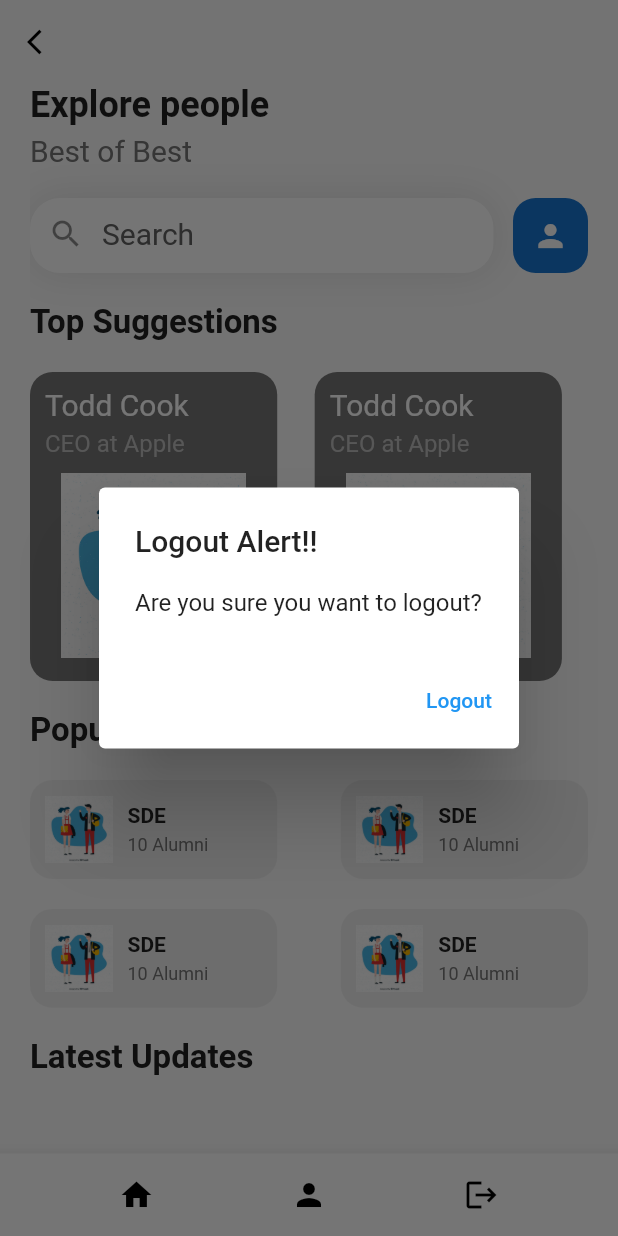
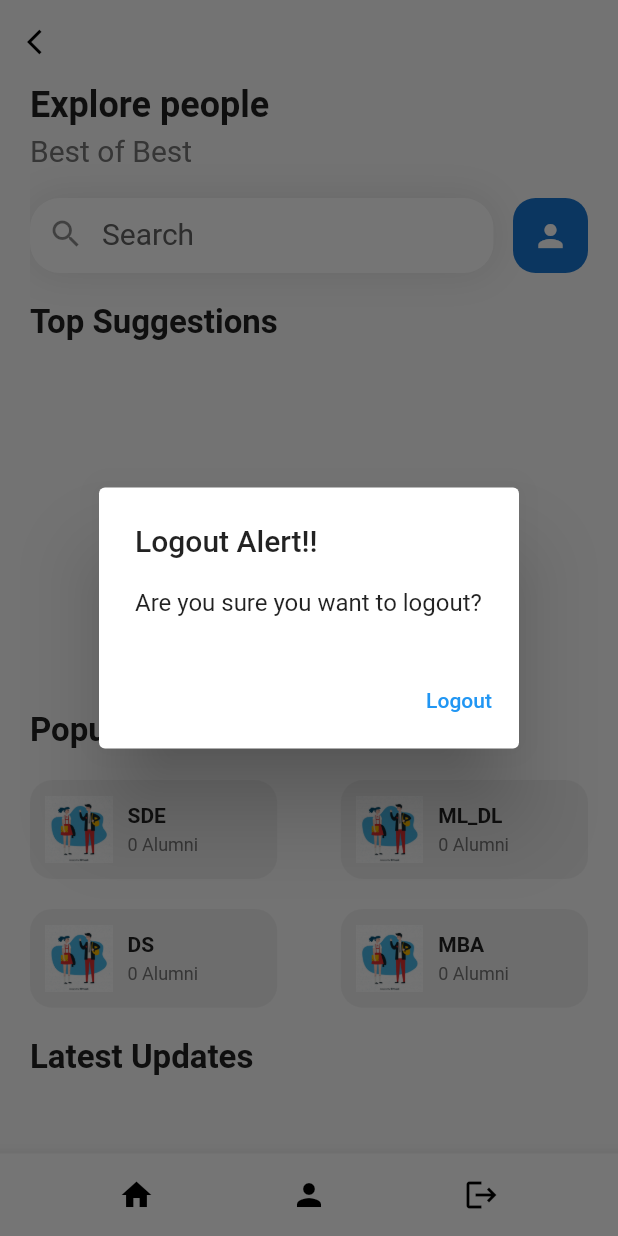
Before and after one commit to Pranavchiku/Alumni_Connect_App, a Flutter app: the Index screen opened directly with empty values, item 3 of the bottom bar chosen, on a phone screen of 412 x 824 dp. Run offline on Flutter 3.47's test engine with Material 2 defaults, Android fonts, the phone set to English and light mode, and no system bars; our stand-ins replace dots_indicator; network calls fail.

Commit message:
integration of api for popular fields

```diff
--- a/Flutter_Frontend/alumni_connect_app/lib/pages/index.dart
+++ b/Flutter_Frontend/alumni_connect_app/lib/pages/index.dart
@@ -14,38 +14,11 @@ class Index extends StatefulWidget {
 }
 
 class _IndexState extends State<Index> {
-  List<dynamic> _topSuggestionCard = <Widget>[
-    TopSuggestionCard(
-      name: "Todd Cook",
-      imageLink: "assets/student-min.jpg",
-      designation: "CEO at Apple",
-    ),
-    TopSuggestionCard(
-      name: "Todd Cook",
-      imageLink: "assets/student-min.jpg",
-      designation: "CEO at Apple",
-    ),
-    TopSuggestionCard(
-      name: "Todd Cook",
-      imageLink: "assets/student-min.jpg",
-      designation: "CEO at Apple",
-    ),
-    TopSuggestionCard(
-      name: "Todd Cook",
-      imageLink: "assets/student-min.jpg",
-      designation: "CEO at Apple",
-    ),
-    TopSuggestionCard(
-      name: "Todd Cook",
-      imageLink: "assets/student-min.jpg",
-      designation: "CEO at Apple",
-    ),
-    TopSuggestionCard(
-      name: "Todd Cook",
-      imageLink: "assets/student-min.jpg",
-      designation: "CEO at Apple",
-    ),
-  ];
+  List<dynamic> _topSuggestionCard = <Widget>[];
+  String? _sdeCount = "0";
+  String? ml_dlCount = "0";
+  String? _dsCount = "0";
+  String? _mbaCount = "0";
 
   fetchTopSuggestion() async {
     var url = Uri.parse('http://127.0.0.1:8001/api/top_suggestion/');
@@ -56,7 +29,6 @@ class _IndexState extends State<Index> {
       body: jsonEncode(requestPayload),
     );
 
-    print("here");
     var body = jsonDecode(response.body);
     body = body["top_suggestion"] as List;
     if (response.statusCode == 200) {
@@ -73,10 +45,27 @@ class _IndexState extends State<Index> {
     }
   }
 
+  fetchFieldCount() async {
+    var url = Uri.parse("http://127.0.0.1:8001/api/field_count/");
+    var response = await http.get(url);
+
+    var body = jsonDecode(response.body);
+
+    if (response.statusCode == 200) {
+      setState(() {
+        _sdeCount = body["SDE"].toString();
+        ml_dlCount = body["ML_DL"].toString();
+        _dsCount = body["DS"].toString();
+        _mbaCount = body["Management"].toString();
+      });
+    }
+  }
+
   @override
   void initState() {
     super.initState();
     fetchTopSuggestion();
+    fetchFieldCount();
   }
 
   Widget build(BuildContext context) {
@@ -185,16 +174,24 @@ class _IndexState extends State<Index> {
                   Row(
                     mainAxisAlignment: MainAxisAlignment.spaceBetween,
                     children: [
-                      Category(
-                        size: size,
-                        alumniCount: "10",
-                        categoryName: "SDE",
-                        imageLink: "assets/student-min.jpg",
+                      GestureDetector(
+                        onTap: () {
+                          // Navigator.push(
+                          //   context,
+                          //   MaterialPageRoute(builder: (context) => ()),
+                          // );
+                        },
+                        child: Category(
+                          size: size,
+                          alumniCount: _sdeCount!,
+                          categoryName: "SDE",
+                          imageLink: "assets/student-min.jpg",
+                        ),
                       ),
                       Category(
                         size: size,
-                        alumniCount: "10",
-                        categoryName: "SDE",
+                        alumniCount: ml_dlCount!,
+                        categoryName: "ML_DL",
                         imageLink: "assets/student-min.jpg",
                       ),
                     ],
@@ -207,14 +204,14 @@ class _IndexState extends State<Index> {
                     children: [
                       Category(
                         size: size,
-                        alumniCount: "10",
-                        categoryName: "SDE",
+                        alumniCount: _dsCount!,
+                        categoryName: "DS",
                         imageLink: "assets/student-min.jpg",
                       ),
                       Category(
                         size: size,
-                        alumniCount: "10",
-                        categoryName: "SDE",
+                        alumniCount: _mbaCount!,
+                        categoryName: "MBA",
                         imageLink: "assets/student-min.jpg",
                       ),
                     ],
@@ -273,17 +270,6 @@ class _IndexState extends State<Index> {
                           builder: (context) => Index(email: widget.email)));
                 },
               ),
-              // IconButton(
-              //   icon: Icon(Icons.camera_alt_rounded, color: Colors.black),
-              //   onPressed: () {
-              // Navigator.push(context,
-              //     MaterialPageRoute(builder: (context) => HomePage()));
-              //   },
-              // ),
-              // IconButton(
-              //   icon: Icon(Icons.photo, color: Colors.black),
-              //   onPressed: () {},
-              // ),
               IconButton(
                 icon: Icon(Icons.person, color: Colors.black),
                 onPressed: () {},
--- a/Flutter_Frontend/alumni_connect_app/lib/widget/top_suggestion_card.dart
+++ b/Flutter_Frontend/alumni_connect_app/lib/widget/top_suggestion_card.dart
@@ -59,7 +59,7 @@ class _TopSuggestionCardState extends State<TopSuggestionCard> {
               height: size.height * 0.15,
               // width: size.width * 0.4,
               decoration: BoxDecoration(
-                borderRadius: BorderRadius.circular(10),
+                borderRadius: BorderRadius.circular(20),
                 image: DecorationImage(
                   image: AssetImage(
                     widget.imageLink,
```
Also changed, not shown: Flutter_Frontend/alumni_connect_app/lib/pages/alums_page.dart (added, +47 -0 lines).
